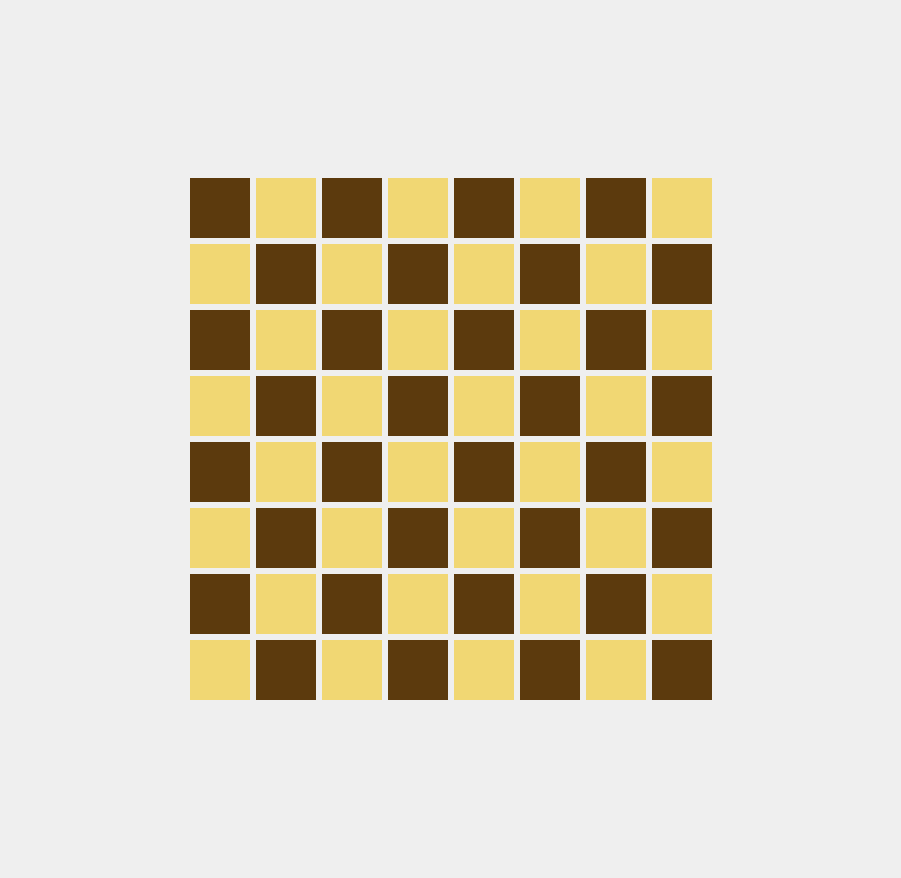
Qt form chess.ui (HectorAy6/Chess_with_AI) before a commit.
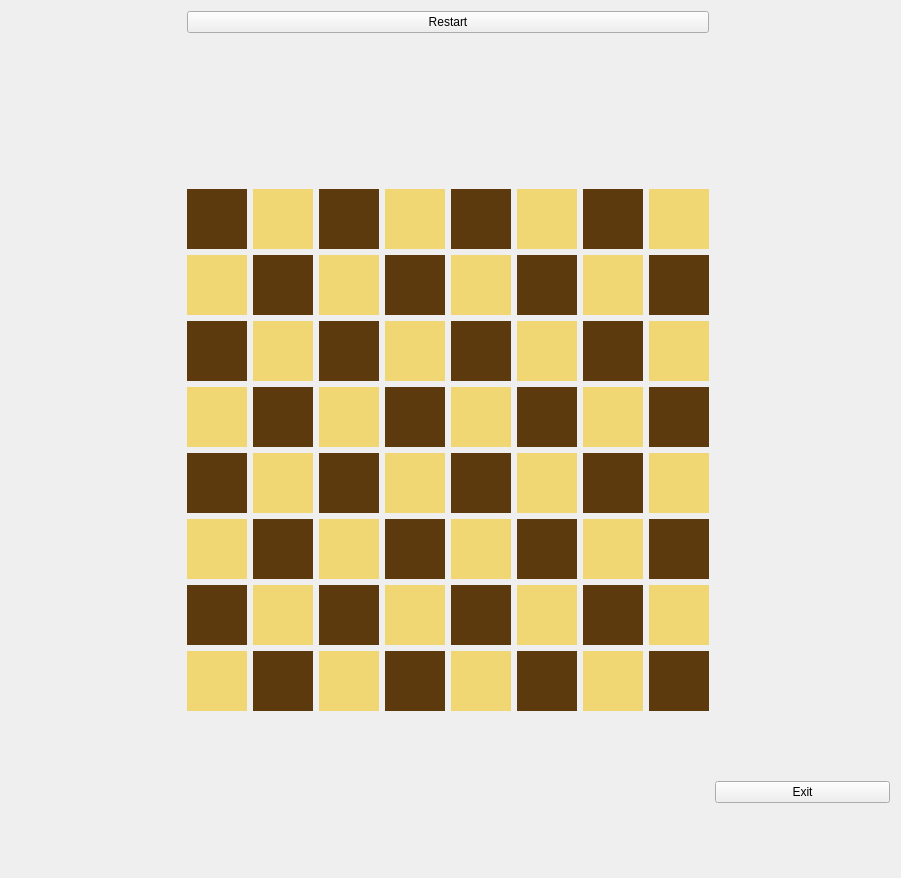
The same form after that commit. Icons and pictures are not drawn. Custom widgets are drawn as their Qt base class.

Commit message: Mejora visual + boton de reset

```diff
--- a/chess.ui
+++ b/chess.ui
@@ -14,7 +14,7 @@
    <string>chess</string>
   </property>
   <layout class="QGridLayout" name="gridLayout">
-   <item row="0" column="1">
+   <item row="2" column="1">
     <spacer name="verticalSpacer">
      <property name="orientation">
       <enum>Qt::Vertical</enum>
@@ -27,7 +27,7 @@
      </property>
     </spacer>
    </item>
-   <item row="1" column="0">
+   <item row="3" column="0">
     <spacer name="horizontalSpacer">
      <property name="orientation">
       <enum>Qt::Horizontal</enum>
@@ -40,7 +40,14 @@
      </property>
     </spacer>
    </item>
-   <item row="1" column="1">
+   <item row="4" column="2">
+    <widget class="QPushButton" name="pushButton">
+     <property name="text">
+      <string>Exit</string>
+     </property>
+    </widget>
+   </item>
+   <item row="3" column="1">
     <layout class="QGridLayout" name="gridLayout_5" rowstretch="0,0,0,0,0,0,0,0" columnstretch="0,0,0,0,0,0,0,0" rowminimumheight="60,60,60,60,60,60,60,60" columnminimumwidth="60,60,60,60,60,60,60,60">
      <property name="sizeConstraint">
       <enum>QLayout::SetFixedSize</enum>
@@ -6066,20 +6073,7 @@
      </item>
     </layout>
    </item>
-   <item row="2" column="1">
-    <spacer name="verticalSpacer_2">
-     <property name="orientation">
-      <enum>Qt::Vertical</enum>
-     </property>
-     <property name="sizeHint" stdset="0">
-      <size>
-       <width>20</width>
-       <height>40</height>
-      </size>
-     </property>
-    </spacer>
-   </item>
-   <item row="1" column="2">
+   <item row="3" column="2">
     <spacer name="horizontalSpacer_2">
      <property name="orientation">
       <enum>Qt::Horizontal</enum>
@@ -6092,6 +6086,26 @@
      </property>
     </spacer>
    </item>
+   <item row="4" column="1">
+    <spacer name="verticalSpacer_2">
+     <property name="orientation">
+      <enum>Qt::Vertical</enum>
+     </property>
+     <property name="sizeHint" stdset="0">
+      <size>
+       <width>20</width>
+       <height>40</height>
+      </size>
+     </property>
+    </spacer>
+   </item>
+   <item row="1" column="1">
+    <widget class="QPushButton" name="pushButton_2">
+     <property name="text">
+      <string>Restart</string>
+     </property>
+    </widget>
+   </item>
   </layout>
  </widget>
  <customwidgets>
```
Left out of the diff: 38 changed lines with no effect on the pictures. The commit also changes 4 other files.
